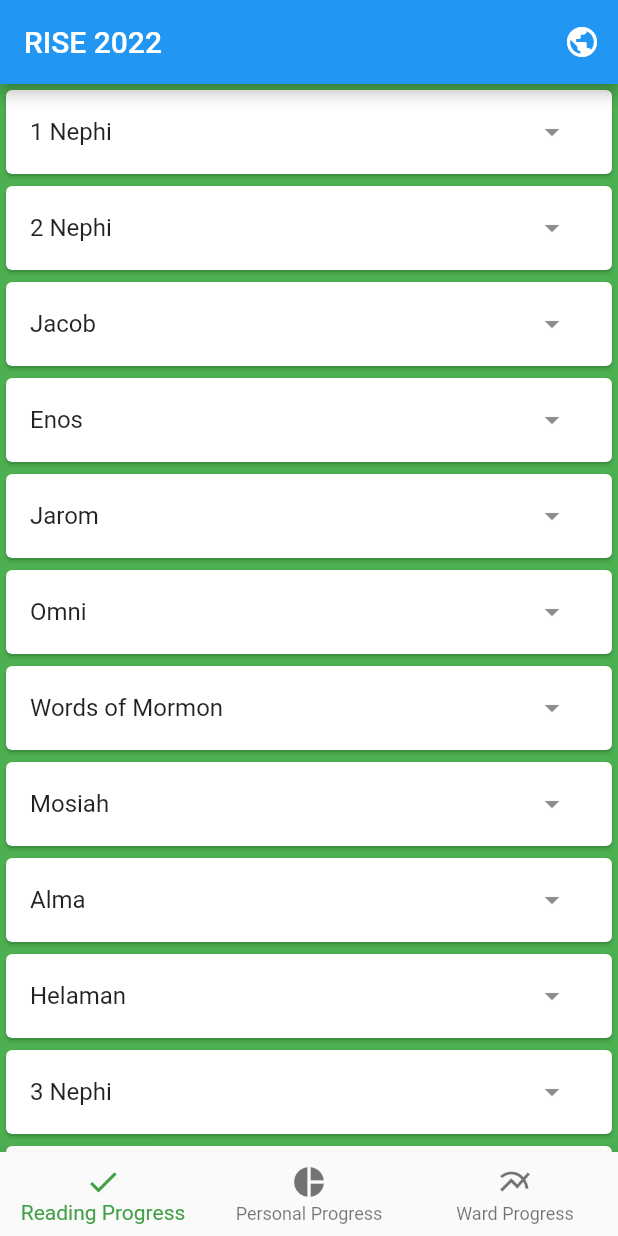
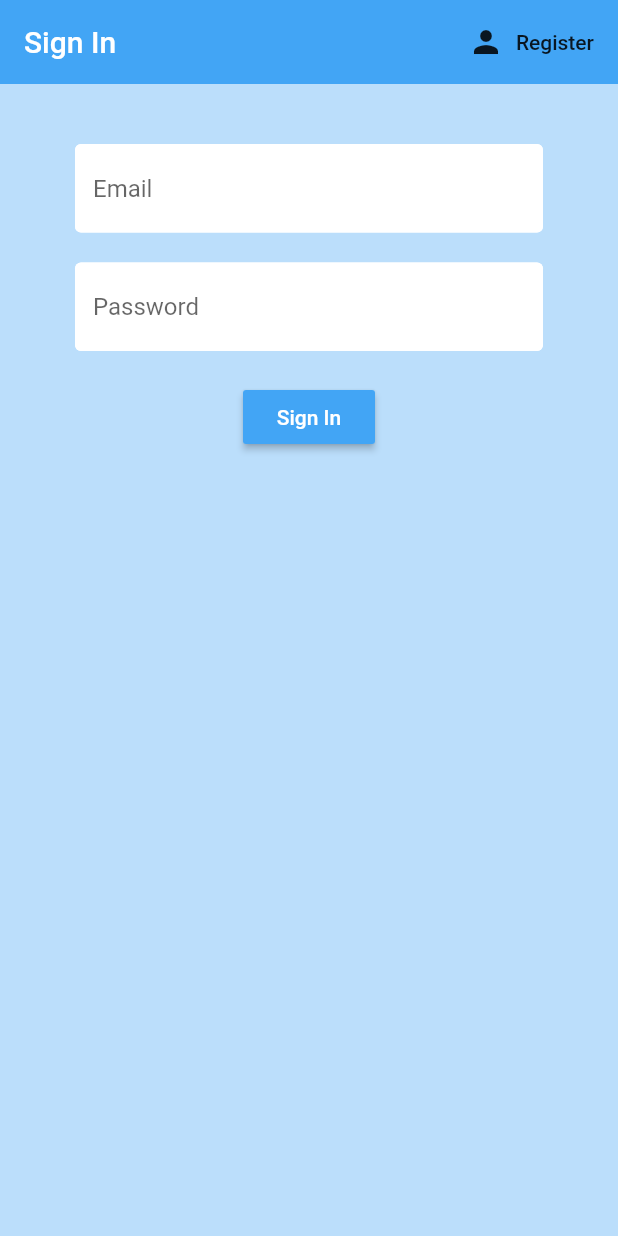
Before and after one commit to m0smith/bom_reading_tracker, a Flutter app: the screen it shows after launch, on a phone screen of 412 x 824 dp. Run offline on Flutter 3.47's test engine with Material 2 defaults, Android fonts, the phone set to English and light mode, and no system bars; our stand-ins replace charts_flutter, firebase_auth, firebase_core, flutter_spinkit; accounts and stored records are empty; generated files the repository leaves out were written again.

```diff
--- /dev/null
+++ b/lib/authenticate.dart
@@ -0,0 +1,25 @@
+import 'package:bom_reading_tracker/register.dart';
+import 'package:bom_reading_tracker/sign_in.dart';
+import 'package:flutter/material.dart';
+
+class Authenticate extends StatefulWidget {
+  const Authenticate({Key? key}) : super(key: key);
+
+  @override
+  _AuthenticateState createState() => _AuthenticateState();
+}
+
+class _AuthenticateState extends State<Authenticate> {
+  bool showSignIn = true;
+  void toggleView() {
+    setState(() {
+      showSignIn = ! showSignIn;
+    });
+  }
+  @override
+  Widget build(BuildContext context) {
+    return Container(
+      child: showSignIn ? SignIn(toggleView: toggleView): Register(toggleView: toggleView),
+    );
+  }
+}
--- /dev/null
+++ b/lib/constants.dart
@@ -0,0 +1,17 @@
+import 'package:flutter/material.dart';
+
+const textInputDecoration = InputDecoration(
+    // hintText: "Email",
+    fillColor: Colors.white,
+    filled: true,
+    enabledBorder: OutlineInputBorder(
+      borderSide: BorderSide(
+          color: Colors.white,
+          width: 2.0),
+    ),
+    focusedBorder: OutlineInputBorder(
+      borderSide: BorderSide(
+          color: Colors.blueAccent,
+          width: 2.0),
+    )
+);
--- a/lib/main.dart
+++ b/lib/main.dart
@@ -1,10 +1,16 @@
 import 'dart:convert';
 import 'dart:io';
+
 // import 'package:bom_reading_tracker/generated/l10n.dart';
+import 'package:bom_reading_tracker/authenticate.dart';
+import 'package:bom_reading_tracker/models/user.dart';
+import 'package:bom_reading_tracker/services/auth.dart';
 import 'package:flutter/material.dart';
 import 'package:flutter_localizations/flutter_localizations.dart';
+import 'package:firebase_core/firebase_core.dart';
 import 'package:intl/intl.dart';
 import 'package:path_provider/path_provider.dart';
+import 'package:provider/provider.dart';
 
 import 'accordion.dart';
 import 'personal_progress.dart';
@@ -52,7 +58,8 @@ class UserChapter {
         read = json['read'],
         lastUpdate = DateTime.parse(json['lastUpdate']);
 
-  Map<String, dynamic> toJson() => {
+  Map<String, dynamic> toJson() =>
+      {
         'chapterId': chapterId,
         'read': read,
         'lastUpdate': lastUpdate.toIso8601String(),
@@ -61,6 +68,18 @@ class UserChapter {
   @override
   String toString() {
     return 'UserChapter{chapterId: $chapterId, read: $read, lastUpdate: $lastUpdate}';
+  }
+}
+
+class Wrapper extends StatelessWidget {
+  const Wrapper({Key? key}) : super(key: key);
+
+  @override
+  Widget build(BuildContext context) {
+    final user = Provider.of<AppUser?>(context);
+
+    //return const MyPages(title: "appTitle");
+    return user == null ? const Authenticate() : const MyPages(title: "appTitle");
   }
 }
 
@@ -81,10 +100,9 @@ Future<File> saveToLocalStorage(obj) async {
 
   // Write the file
   return file.writeAsString(json);
-
 }
 
-Future<Map<String,UserChapter>> readFromLocalStorage() async {
+Future<Map<String, UserChapter>> readFromLocalStorage() async {
   try {
     final file = await _localFile;
 
@@ -92,8 +110,9 @@ Future<Map<String,UserChapter>> readFromLocalStorage() async {
     final contents = await file.readAsString();
 
     var m = jsonDecode(contents);
-    var m2 = m.map((k, v) => MapEntry<String, UserChapter>(k, UserChapter.fromJson(v)));
-    final Map<String,UserChapter> rtnval = Map<String, UserChapter>.from(m2);
+    var m2 = m.map((k, v) =>
+        MapEntry<String, UserChapter>(k, UserChapter.fromJson(v)));
+    final Map<String, UserChapter> rtnval = Map<String, UserChapter>.from(m2);
     return rtnval;
   } catch (e) {
     // If encountering an error, return {}
@@ -144,7 +163,6 @@ class _BookState extends State<Book> {
         onPressed: () {
           setState(() {
             MyApp.of(context)!.toggleChapterRead(chapter);
-
           });
         },
         style: ButtonStyle(
@@ -155,14 +173,16 @@ class _BookState extends State<Book> {
           // padding: EdgeInsets.fromLTRB(0.0, 1.0, 0.0, 1.0)
         ),
         icon: Icon(
-            MyApp.of(context)!.wasRead(chapter) ? Icons.check_box : Icons.check_box_outline_blank,
+            MyApp.of(context)!.wasRead(chapter) ? Icons.check_box : Icons
+                .check_box_outline_blank,
             size: 12.0),
         label: Text("${chapter.number}", style: const TextStyle(fontSize: 12)));
   }
 
   MaterialStateProperty<Color> getColor(Chapter? chapter, Color c1, Color c2) {
     return MaterialStateProperty.resolveWith((Set<MaterialState> states) {
-      if (MyApp.of(context)!.wasRead(chapter) || states.contains(MaterialState.pressed)) {
+      if (MyApp.of(context)!.wasRead(chapter) ||
+          states.contains(MaterialState.pressed)) {
         return c2;
       } else {
         return c1;
@@ -197,12 +217,16 @@ class _MyAppState extends State<MyApp> {
 
   @override
   void initState() {
+    print("initState");
     super.initState();
+
+    Firebase.initializeApp().whenComplete(() {
       readFromLocalStorage().then((m) {
-      //print(m);
+        print("firebase initialized");
         setState(() {
           _userProgress.clear();
           _userProgress.addAll(m);
+        });
       });
     });
   }
@@ -221,7 +245,7 @@ class _MyAppState extends State<MyApp> {
     }
   }
 
-  Locale getLocale(){
+  Locale getLocale() {
     return Locale(localeName);
   }
 
@@ -234,24 +258,32 @@ class _MyAppState extends State<MyApp> {
       return false;
     }
   }
-  Chapter toggleChapterRead(Chapter chapter)
-  {
+
+  Chapter toggleChapterRead(Chapter chapter) {
     UserChapter? uc = _userProgress[chapter.id];
     if (uc == null) {
       _userProgress.addAll(
           {chapter.id: UserChapter(chapter.id, true, DateTime.now())});
     } else {
-      uc.read = ! uc.read;
+      uc.read = !uc.read;
     }
     saveToLocalStorage(_userProgress);
     return chapter;
   }
+
   int computeChaptersRead() {
-    return _userProgress.values.where((element) => element.read).length;
+    return _userProgress.values
+        .where((element) => element.read)
+        .length;
   }
+
   @override
   Widget build(BuildContext context) {
-    return MaterialApp(
+    print("building");
+    return StreamProvider<AppUser?>.value(
+      value: AuthService().user,
+      initialData: null,
+      child: MaterialApp(
         locale: getLocale(),
         onGenerateTitle: (context) {
           return AppLocalizations.of(context)!.appTitle;
@@ -279,7 +311,8 @@ class _MyAppState extends State<MyApp> {
           // is not restarted.
           primarySwatch: Colors.blue,
         ),
-      home: const MyPages(title: "appTitle"),
+        home: Wrapper(),
+      ),
     );
   }
 }
@@ -305,6 +338,7 @@ class MyPages extends StatefulWidget {
 class _MyPagesState extends State<MyPages> {
   int _selectedIndex = 0;
   int _chaptersRead = 0;
+  final AuthService _auth = AuthService();
 
   void _onItemTapped(int index) {
     setState(() {
@@ -328,7 +362,7 @@ class _MyPagesState extends State<MyPages> {
         constraints: const BoxConstraints.expand(),
       ),
       Container(
-        color: Colors.green,
+        color: Colors.blueAccent,
         child: const Center(child: Text("put them in the _widgetOption list")),
         constraints: const BoxConstraints.expand(),
       )
@@ -345,6 +379,7 @@ class _MyPagesState extends State<MyPages> {
         // the App.build method, and use it to set our appbar title.
         title: Text(AppLocalizations.of(context)!.appTitle),
         actions: <Widget>[
+
           IconButton(
             icon: const Icon(Icons.public),
             onPressed: () {
@@ -352,7 +387,12 @@ class _MyPagesState extends State<MyPages> {
                 MyApp.of(context)!.toggleLocaleName();
               });
             },
-          )
+          ),
+          IconButton(
+              onPressed: () async {
+                await _auth.signOut();
+              },
+              icon: const Icon(Icons.logout)),
         ],
       ),
       body: Center(
@@ -372,7 +412,7 @@ class _MyPagesState extends State<MyPages> {
               label: AppLocalizations.of(context)!.ward_progress),
         ],
         currentIndex: _selectedIndex,
-        selectedItemColor: Colors.green[600],
+        selectedItemColor: Colors.blue[600],
         onTap: _onItemTapped,
       ),
 
@@ -380,7 +420,6 @@ class _MyPagesState extends State<MyPages> {
     );
   }
 }
-
 
 
 class ReadingProgress extends StatelessWidget {
--- /dev/null
+++ b/lib/models/user.dart
@@ -0,0 +1,10 @@
+class AppUser {
+  final String uid;
+
+  AppUser({required this.uid});
+
+  @override
+  String toString() {
+    return 'AppUser{uid: $uid}';
+  }
+}
--- /dev/null
+++ b/lib/sign_in.dart
@@ -0,0 +1,108 @@
+import 'package:bom_reading_tracker/constants.dart';
+import 'package:bom_reading_tracker/services/auth.dart';
+import 'package:bom_reading_tracker/shared/loading.dart';
+import 'package:flutter/material.dart';
+
+class SignIn extends StatefulWidget {
+  final Function toggleView;
+  const  SignIn({required this.toggleView, Key? key}) : super(key: key);
+
+  @override
+  _SignInState createState() => _SignInState();
+}
+
+class _SignInState extends State<SignIn> {
+  final AuthService _auth = AuthService();
+  final  _formKey = GlobalKey<FormState>();
+
+  bool loading = false;
+  String email = "";
+  String password = "";
+  String error = "";
+  @override
+  Widget build(BuildContext context) {
+    return loading ? const Loading() : Scaffold(
+      backgroundColor: Colors.blue[100],
+      appBar: AppBar(
+        backgroundColor: Colors.blue[400],
+        elevation: 0.0,
+        title: const Text('Sign In'),
+        actions: <Widget>[
+          FlatButton.icon(
+              onPressed: (){
+                widget.toggleView();
+              },
+              icon: const Icon(Icons.person),
+              label: const Text("Register"))
+        ]
+      ),
+      body: Container(
+        padding: const EdgeInsets.symmetric(vertical: 20.0, horizontal: 50.0),
+        child: Form(
+          key: _formKey,
+          child: Column(
+            children: <Widget>[
+              const SizedBox(height: 20),
+              TextFormField(
+                decoration: textInputDecoration.copyWith(hintText: "Email"),
+                validator: (val) => val == null || val.isEmpty ? "Enter an email" : null,
+                onChanged: (val) {
+                  setState(() {
+                    email = val;
+                  });
+                },
+              ),
+              const SizedBox(height: 20 ,),
+              TextFormField(
+                decoration: textInputDecoration.copyWith(hintText: "Password"),
+                validator: (val) => val == null || val.length < 6 ? "Enter a password at least 6 chars long" : null,
+                obscureText: true,
+                onChanged: (val) {
+                  setState(() {
+                    password = val;
+                  });
+                },
+              ),
+              const SizedBox(height: 20,),
+              RaisedButton(
+                  color: Colors.blue[400],
+
+                  child: const Text("Sign In",
+                    style: TextStyle(color: Colors.white),),
+                  onPressed:  () async {
+                    if( _formKey.currentState!.validate()) {
+                      setState(() {
+                        loading = true;
+                      });
+                      dynamic result = await _auth.signIn(email, password);
+                      if(result == null) {
+                        setState(() {
+                          print("Sign In error");
+                          error = "Could not sign with those credentials";
+                          loading = false;
+                        });
+                      } else {
+                        print("register not null");
+                        print(result);
+                        setState(() {
+                          error = "";
+                          loading = false;
+                        });
+                      }
+                    }
+                    // print(password);
+                  }),
+              const SizedBox(height: 12,),
+              Text(error,
+                  style: const TextStyle(
+                    color: Colors.red,
+                    fontSize: 14.0,
+                  ))
+            ],
+          )
+        )
+
+      ),
+    );
+  }
+}
--- a/pubspec.yaml
+++ b/pubspec.yaml
@@ -37,6 +37,11 @@ dependencies:
   cupertino_icons: ^1.0.2
   charts_flutter: ^0.12.0
   path_provider: ^2.0.8
+  firebase_auth: ^3.3.4
+  cloud_firestore: ^3.1.5
+  firebase_core: ^1.10.6
+  provider: ^6.0.2
+  flutter_spinkit: ^5.1.0
 
 dev_dependencies:
   flutter_test:
```
Also changed, not shown: lib/register.dart (added, +110 -0 lines), lib/services/auth.dart (added, +56 -0 lines), lib/shared/loading.dart (added, +20 -0 lines), pubspec.lock, 3 other files. Lines whose indentation alone changed are shown as unchanged.
